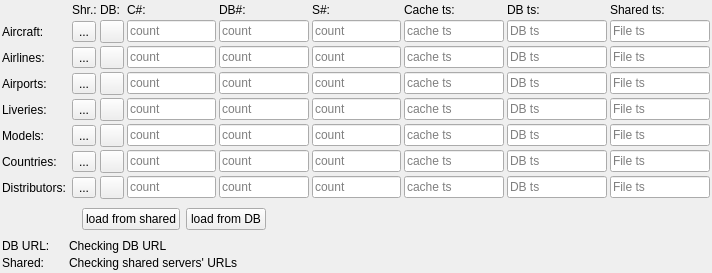
Before: the Qt Designer form src/blackgui/components/dbloadoverviewcomponent.ui in swift-project/pilotclient, drawn with Qt 5.
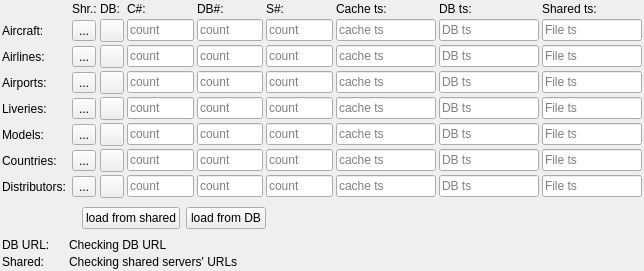
After: the same form once the commit is applied. Icons and pictures are not drawn.

```diff
--- a/src/blackgui/components/dbloadoverviewcomponent.ui
+++ b/src/blackgui/components/dbloadoverviewcomponent.ui
@@ -6,8 +6,8 @@
    <rect>
     <x>0</x>
     <y>0</y>
-    <width>712</width>
-    <height>273</height>
+    <width>644</width>
+    <height>253</height>
    </rect>
   </property>
   <property name="windowTitle">
```
